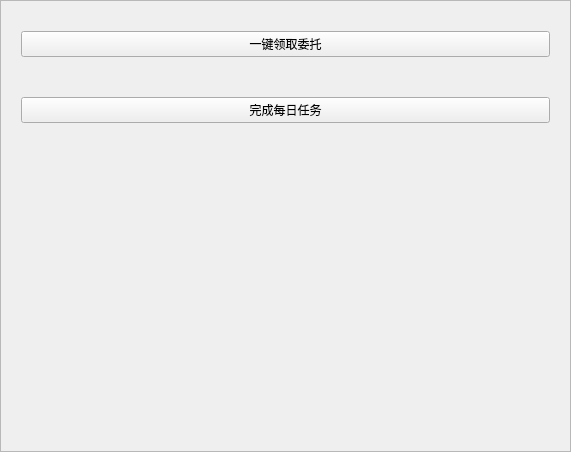
The window that widgets/widget/ui/more_widget.ui (JunNanLYS/AutoStarRail) describes before a commit, drawn with Qt 5.
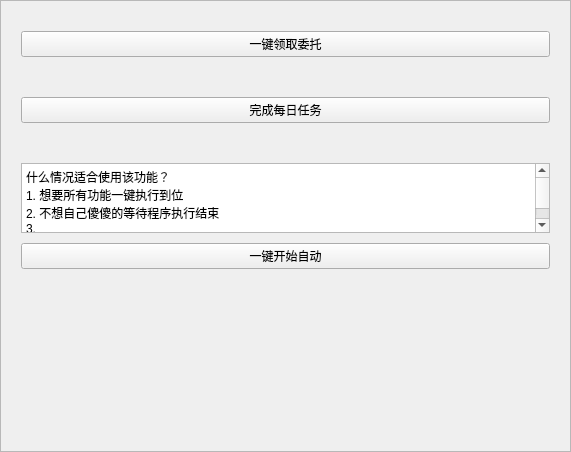
The same window after the commit. Custom widgets are drawn as their Qt base class.

Diff of the .ui file:
```diff
--- a/widgets/widget/ui/more_widget.ui
+++ b/widgets/widget/ui/more_widget.ui
@@ -115,6 +115,44 @@
          </layout>
         </widget>
        </item>
+       <item>
+        <widget class="Card" name="widget" native="true">
+         <layout class="QVBoxLayout" name="verticalLayout_2">
+          <property name="spacing">
+           <number>10</number>
+          </property>
+          <property name="leftMargin">
+           <number>10</number>
+          </property>
+          <property name="topMargin">
+           <number>10</number>
+          </property>
+          <property name="rightMargin">
+           <number>10</number>
+          </property>
+          <property name="bottomMargin">
+           <number>10</number>
+          </property>
+          <item>
+           <widget class="PlainTextEdit" name="autoPlainTextEdit">
+            <property name="plainText">
+             <string>什么情况适合使用该功能？
+1. 想要所有功能一键执行到位
+2. 不想自己傻傻的等待程序执行结束
+3. </string>
+            </property>
+           </widget>
+          </item>
+          <item>
+           <widget class="PushButton" name="autoButton">
+            <property name="text">
+             <string>一键开始自动</string>
+            </property>
+           </widget>
+          </item>
+         </layout>
+        </widget>
+       </item>
        <item>
         <spacer name="verticalSpacer">
          <property name="orientation">
@@ -146,6 +184,11 @@
    <header>qfluentwidgets</header>
    <container>1</container>
   </customwidget>
+  <customwidget>
+   <class>PlainTextEdit</class>
+   <extends>QPlainTextEdit</extends>
+   <header>qfluentwidgets</header>
+  </customwidget>
   <customwidget>
    <class>Card</class>
    <extends>QWidget</extends>
```
